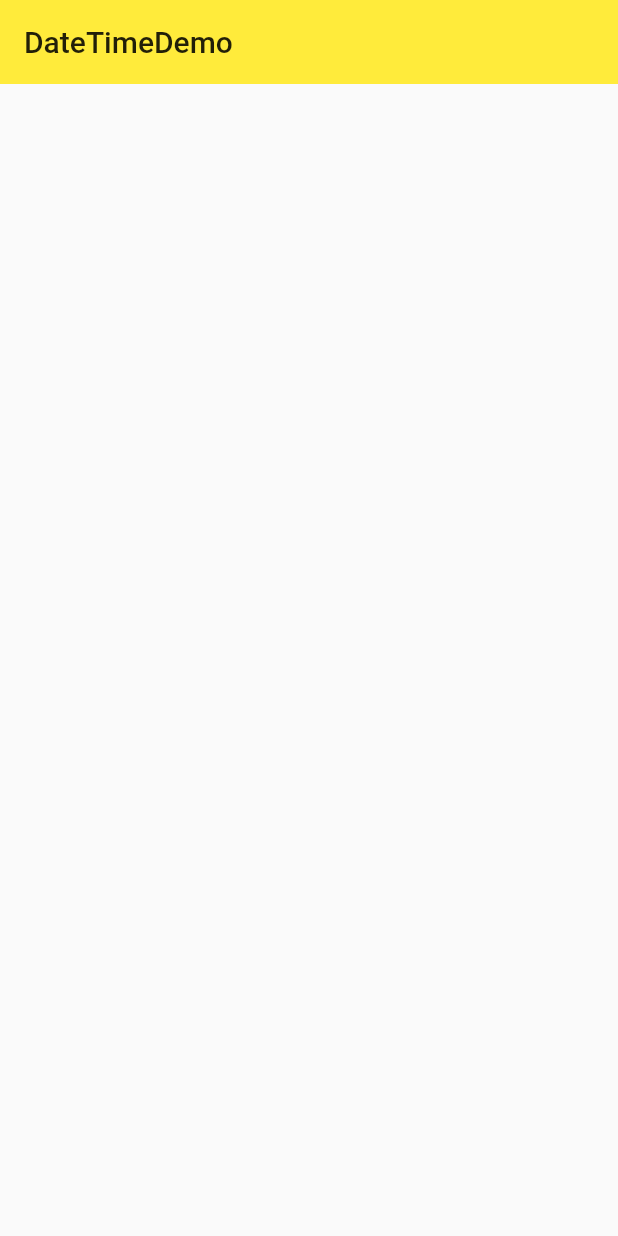
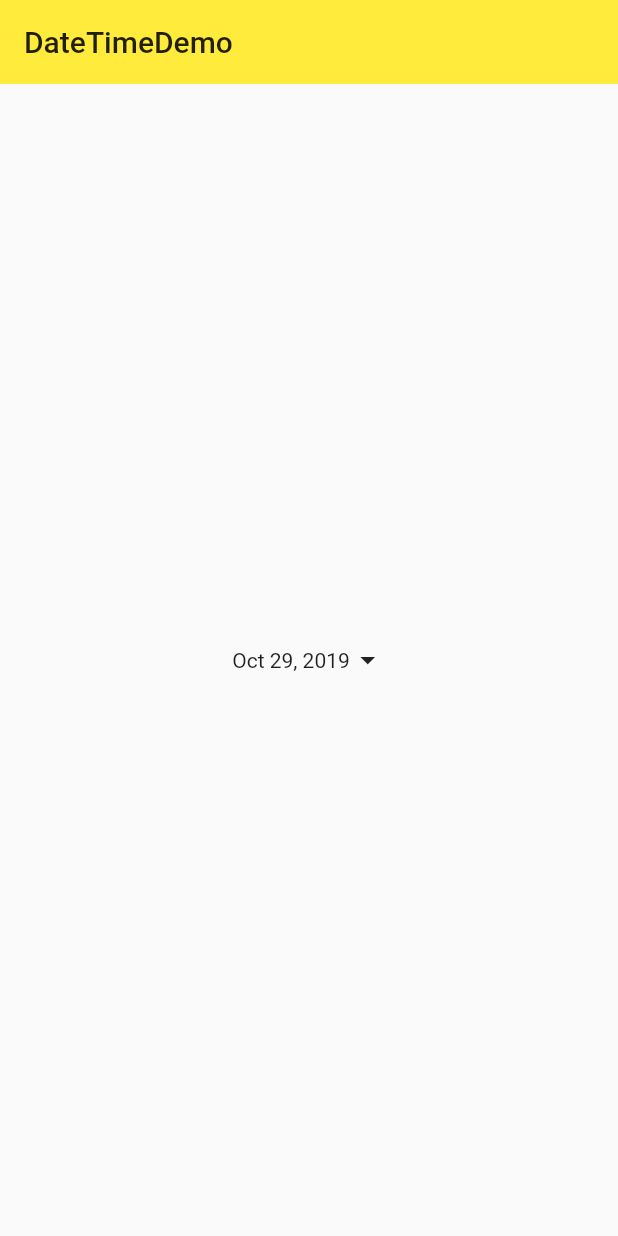
Before and after one commit to dongpoRen/dongpo_flutter, a Flutter app: the DateTimeDemo screen opened directly, on a phone screen of 412 x 824 dp. Run offline on Flutter 3.47's test engine with Material 2 defaults, Android fonts, the phone set to English and light mode, and no system bars.

Commit message:
DateTime

```diff
--- a/lib/demo/datetime_demo.dart
+++ b/lib/demo/datetime_demo.dart
@@ -1,4 +1,5 @@
 import 'package:flutter/material.dart';
+import 'package:intl/intl.dart';
 
 class DateTimeDemo extends StatefulWidget {
   @override
@@ -6,6 +7,16 @@ class DateTimeDemo extends StatefulWidget {
 }
 
 class _DateTimeDemoState extends State<DateTimeDemo> {
+  final DateTime selectedDate = DateTime.now();
+  void _selectDate() {
+    showDatePicker(
+      context: context,
+      initialDate: selectedDate,
+      firstDate: DateTime(1900),
+      lastDate: DateTime(2300),
+    );
+  }
+
   @override
   Widget build(BuildContext context) {
    return Scaffold(
@@ -20,7 +31,17 @@ class _DateTimeDemoState extends State<DateTimeDemo> {
           children: <Widget>[
             Row(
               mainAxisAlignment: MainAxisAlignment.center,
-              children: <Widget>[],
+              children: <Widget>[
+                InkWell(
+                  onTap: _selectDate,
+                  child: Row(
+                    children: <Widget>[
+                      Text(DateFormat.yMMMd().format(selectedDate)),
+                      Icon(Icons.arrow_drop_down),
+                    ],
+                  ),
+                )
+              ],
             )
           ],
         ),
--- a/pubspec.yaml
+++ b/pubspec.yaml
@@ -19,6 +19,7 @@ environment:
 dependencies:
   flutter:
     sdk: flutter
+  intl: 0.16.0
 
   # The following adds the Cupertino Icons font to your application.
   # Use with the CupertinoIcons class for iOS style icons.
```
Also changed, not shown: pubspec.lock.
